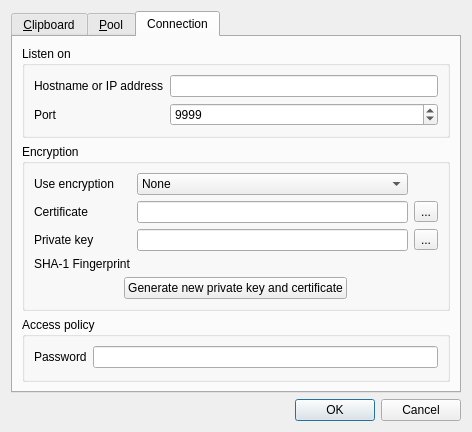
Old version of the form haveclip-desktop/src/SettingsDialog.ui in the repository aither64/haveclip-desktop.
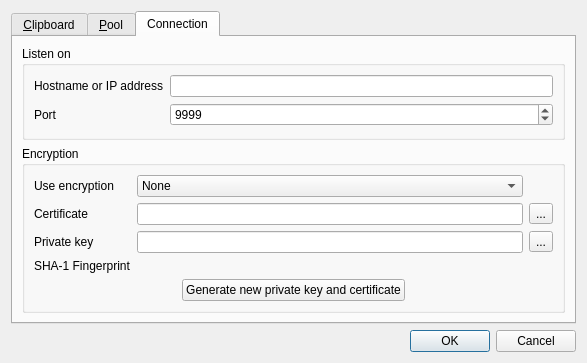
New version of the form. The open tabs and pages were chosen to show the change. Icons and pictures are not drawn.

Commit message: Remove password

Patch:
```diff
--- a/haveclip-desktop/src/SettingsDialog.ui
+++ b/haveclip-desktop/src/SettingsDialog.ui
@@ -6,8 +6,8 @@
    <rect>
     <x>0</x>
     <y>0</y>
-    <width>472</width>
-    <height>428</height>
+    <width>587</width>
+    <height>359</height>
    </rect>
   </property>
   <property name="windowTitle">
@@ -338,28 +338,6 @@
          </layout>
         </widget>
        </item>
-       <item>
-        <widget class="QGroupBox" name="groupBox_2">
-         <property name="title">
-          <string>Access policy</string>
-         </property>
-         <layout class="QFormLayout" name="formLayout_3">
-          <property name="fieldGrowthPolicy">
-           <enum>QFormLayout::AllNonFixedFieldsGrow</enum>
-          </property>
-          <item row="0" column="0">
-           <widget class="QLabel" name="passwordLabel">
-            <property name="text">
-             <string>Password</string>
-            </property>
-           </widget>
-          </item>
-          <item row="0" column="1">
-           <widget class="QLineEdit" name="passwordLineEdit"/>
-          </item>
-         </layout>
-        </widget>
-       </item>
       </layout>
      </widget>
     </widget>
```
The commit also changes 3 other files.
